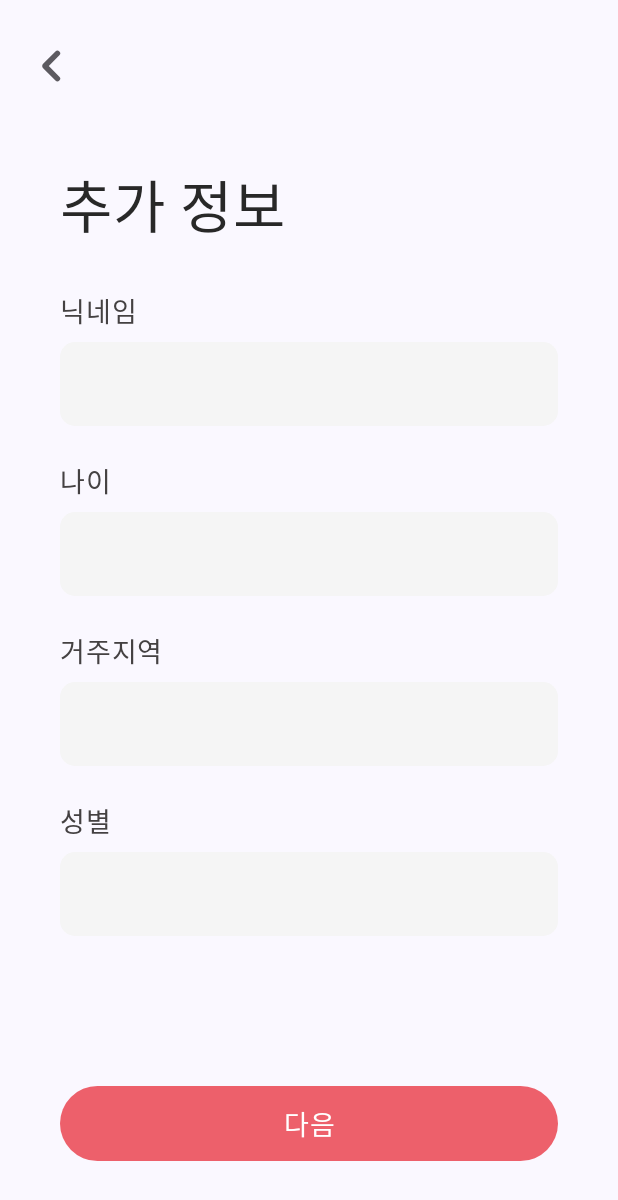
After one commit to DDangDin/Babble, an Android app built with Jetpack Compose: the composable FirstRegisterScreen shown on its own in the app's theme, on a phone screen of 412 x 824 dp. The commit adds this screen. Shown: the top 1200 px of the screen. Run offline under Robolectric (Android 15) with nearby library versions, the phone set to English and light mode, and no system bars; our stand-ins replace Dagger/Hilt's generated code, Firebase (no records; nobody signed in at launch, a user with empty details on screens opened directly); Roboto replaces fonts that are not available here.

Commit message:
1. 로그인 로직 완료 (수정 필요) 2. 회원가입 및 로그인 데이터 하는 중
<Todo>
1. OnBoardScreen 에서 email 값의 유무에 따라 뷰 이동은
완료 했으니 email 값을 서버로 보내고 user 데이터 받아 와서
HomeScreen 으로 보내기 & 이동

```diff
--- a/app/build.gradle
+++ b/app/build.gradle
@@ -70,6 +70,9 @@ dependencies {
     implementation 'androidx.compose.ui:ui-graphics'
     implementation 'androidx.compose.ui:ui-tooling-preview'
     implementation 'androidx.compose.material3:material3'
+    implementation 'androidx.compose.material:material:1.4.2'
+    implementation 'androidx.appcompat:appcompat:1.4.1'
+    implementation 'com.google.android.material:material:1.5.0'
     testImplementation 'junit:junit:4.13.2'
     androidTestImplementation 'androidx.test.ext:junit:1.1.5'
     androidTestImplementation 'androidx.test.espresso:espresso-core:3.5.1'
--- a/app/src/main/java/com/myschoolproject/babble/data/source/remote/BabbleApi.kt
+++ b/app/src/main/java/com/myschoolproject/babble/data/source/remote/BabbleApi.kt
@@ -1,5 +1,6 @@
 package com.myschoolproject.babble.data.source.remote
 
+import com.myschoolproject.babble.data.source.remote.request.RegisterRequest
 import com.myschoolproject.babble.data.source.remote.response.dto.CheckAccount
 import com.myschoolproject.babble.data.source.remote.response.dto.TestResponse
 import com.myschoolproject.babble.data.source.remote.response.dto.user.User
@@ -23,4 +24,9 @@ interface BabbleApi {
     fun loginWithEmail(
         @Path("email") email: String
     ): Call<User>
+
+    @POST("api/auth/register")
+    fun register(
+        @Body registerRequest: RegisterRequest
+    ): Call<User>
 }
--- /dev/null
+++ b/app/src/main/java/com/myschoolproject/babble/data/source/remote/response/dto/RegisterErrorResponse.kt
@@ -0,0 +1,6 @@
+package com.myschoolproject.babble.data.source.remote.response.dto
+
+data class RegisterErrorResponse(
+    val key: String,
+    val error: String
+)
--- a/app/src/main/java/com/myschoolproject/babble/domain/repository/UserRepository.kt
+++ b/app/src/main/java/com/myschoolproject/babble/domain/repository/UserRepository.kt
@@ -1,5 +1,6 @@
 package com.myschoolproject.babble.domain.repository
 
+import com.myschoolproject.babble.data.source.remote.request.RegisterRequest
 import com.myschoolproject.babble.data.source.remote.response.dto.CheckAccount
 import com.myschoolproject.babble.data.source.remote.response.dto.user.User
 import com.myschoolproject.babble.utils.Resource
@@ -10,4 +11,6 @@ interface UserRepository {
     suspend fun checkAccount(email: String): Flow<Resource<CheckAccount>>
 
     suspend fun loginWithEmail(email: String): Flow<Resource<User>>
+
+    suspend fun register(registerRequest: RegisterRequest): Flow<Resource<User>>
 }
--- a/app/src/main/java/com/myschoolproject/babble/navigation/Routes.kt
+++ b/app/src/main/java/com/myschoolproject/babble/navigation/Routes.kt
@@ -5,4 +5,7 @@ object Routes {
     const val SPLASH_SCREEN = "splash_screen"
 
     const val ONBOARD_SCREEN = "onboard_screen"
+
+    const val FIRST_REGISTER_SCREEN = "first_register_screen"
+    const val SECOND_REGISTER_SCREEN = "second_register_screen"
 }
--- /dev/null
+++ b/app/src/main/java/com/myschoolproject/babble/presentation/state/UserState.kt
@@ -0,0 +1,9 @@
+package com.myschoolproject.babble.presentation.state
+
+import com.myschoolproject.babble.data.source.remote.response.dto.user.User
+
+data class UserState(
+    val userData: User? = null,
+    val loading: Boolean = false,
+    val error: String = ""
+)
--- /dev/null
+++ b/app/src/main/java/com/myschoolproject/babble/presentation/view/common/BottomBar.kt
@@ -0,0 +1,29 @@
+package com.myschoolproject.babble.presentation.view.common
+
+import androidx.compose.foundation.layout.fillMaxWidth
+import androidx.compose.foundation.layout.padding
+import androidx.compose.runtime.Composable
+import androidx.compose.ui.Modifier
+import androidx.compose.ui.tooling.preview.Preview
+import androidx.compose.ui.unit.dp
+import com.myschoolproject.babble.R
+
+@Composable
+fun BottomBar(
+    modifier: Modifier = Modifier,
+    onClick: () -> Unit
+) {
+    CustomButton(
+        modifier = modifier
+            .fillMaxWidth()
+            .padding(bottom = 50.dp),
+        text = R.string.btn_next_text,
+        onClick = onClick
+    )
+}
+
+@Preview(showBackground = true)
+@Composable
+fun BottomBarPreview() {
+    BottomBar() {}
+}
--- /dev/null
+++ b/app/src/main/java/com/myschoolproject/babble/presentation/view/common/CustomButton.kt
@@ -0,0 +1,61 @@
+package com.myschoolproject.babble.presentation.view.common
+
+import androidx.annotation.StringRes
+import androidx.compose.foundation.BorderStroke
+import androidx.compose.foundation.background
+import androidx.compose.foundation.border
+import androidx.compose.foundation.clickable
+import androidx.compose.foundation.layout.Box
+import androidx.compose.foundation.layout.fillMaxWidth
+import androidx.compose.foundation.layout.height
+import androidx.compose.foundation.shape.RoundedCornerShape
+import androidx.compose.material3.Text
+import androidx.compose.runtime.Composable
+import androidx.compose.ui.Alignment
+import androidx.compose.ui.Modifier
+import androidx.compose.ui.draw.clip
+import androidx.compose.ui.graphics.Color
+import androidx.compose.ui.res.stringResource
+import androidx.compose.ui.text.font.FontWeight
+import androidx.compose.ui.text.style.TextAlign
+import androidx.compose.ui.tooling.preview.Preview
+import androidx.compose.ui.unit.dp
+import androidx.compose.ui.unit.sp
+import com.myschoolproject.babble.R
+import com.myschoolproject.babble.ui.theme.MainColorMiddle
+import com.myschoolproject.babble.ui.theme.PretendardFont
+
+@Composable
+fun CustomButton(
+    modifier: Modifier = Modifier,
+    @StringRes text: Int,
+    onClick: () -> Unit
+) {
+    Box(
+        modifier = modifier
+            .fillMaxWidth()
+            .clip(RoundedCornerShape(50.dp))
+            .height(50.dp)
+            .background(MainColorMiddle)
+            .clickable { onClick() }
+    ) {
+        Text(
+            modifier = Modifier.align(Alignment.Center),
+            text = stringResource(id = text).uppercase(),
+            fontFamily = PretendardFont,
+            fontWeight = FontWeight.Bold,
+            fontSize = 18.sp,
+            textAlign = TextAlign.Center,
+            color = Color.White
+        )
+    }
+}
+
+@Preview
+@Composable
+fun CustomButtonPreview() {
+    CustomButton(
+        text = R.string.btn_next_text,
+        onClick = {}
+    )
+}
--- /dev/null
+++ b/app/src/main/java/com/myschoolproject/babble/presentation/view/common/CustomTextField.kt
@@ -0,0 +1,91 @@
+package com.myschoolproject.babble.presentation.view.common
+
+import androidx.annotation.StringRes
+import androidx.compose.foundation.border
+import androidx.compose.foundation.layout.Arrangement
+import androidx.compose.foundation.layout.Column
+import androidx.compose.foundation.layout.fillMaxWidth
+import androidx.compose.foundation.shape.RoundedCornerShape
+import androidx.compose.foundation.text.KeyboardOptions
+import androidx.compose.material.OutlinedTextField
+import androidx.compose.material.TextFieldDefaults
+import androidx.compose.material3.Text
+import androidx.compose.runtime.Composable
+import androidx.compose.ui.Alignment
+import androidx.compose.ui.Modifier
+import androidx.compose.ui.draw.clip
+import androidx.compose.ui.graphics.Color
+import androidx.compose.ui.res.stringResource
+import androidx.compose.ui.text.font.FontWeight
+import androidx.compose.ui.text.input.KeyboardType
+import androidx.compose.ui.text.style.TextAlign
+import androidx.compose.ui.tooling.preview.Preview
+import androidx.compose.ui.unit.dp
+import androidx.compose.ui.unit.sp
+import com.myschoolproject.babble.R
+import com.myschoolproject.babble.ui.theme.PretendardFont
+import com.myschoolproject.babble.ui.theme.TextFieldBackground
+import com.myschoolproject.babble.ui.theme.TextHint
+import com.myschoolproject.babble.ui.theme.TextRegular
+
+@Composable
+fun CustomTextField(
+    modifier: Modifier = Modifier,
+    @StringRes dataName: Int,
+    dataValue: String,
+    onTextChanged: (String) -> Unit,
+    keyboardType: KeyboardType,
+    isEmptyValue: Boolean
+) {
+
+    Column(
+        modifier = modifier.fillMaxWidth(),
+        verticalArrangement = Arrangement.spacedBy(7.dp),
+        horizontalAlignment = Alignment.CenterHorizontally
+    ) {
+        Text(
+            text = stringResource(id = dataName),
+            modifier = Modifier.fillMaxWidth(),
+            textAlign = TextAlign.Left,
+            fontFamily = PretendardFont,
+            fontWeight = FontWeight.Normal,
+            fontSize = 18.sp,
+            color = TextRegular,
+        )
+        OutlinedTextField(
+            modifier = Modifier
+                .fillMaxWidth()
+                .clip(RoundedCornerShape(10.dp))
+                .border(
+                    1.dp,
+                    if (isEmptyValue) Color.Red else Color.Transparent,
+                    RoundedCornerShape(10.dp)
+                ),
+            value = dataValue,
+            onValueChange = { onTextChanged(it) },
+            colors = TextFieldDefaults.textFieldColors(
+                backgroundColor = TextFieldBackground,
+                focusedIndicatorColor = Color.Transparent,
+                unfocusedIndicatorColor = Color.Transparent,
+                cursorColor = Color.Black,
+                textColor = TextHint
+            ),
+            singleLine = true,
+            keyboardOptions = KeyboardOptions(keyboardType = keyboardType),
+
+        )
+    }
+}
+
+@Preview
+@Composable
+fun CustomTextFieldPreview() {
+    CustomTextField(
+        dataName = R.string.register_1_subTitle_1,
+        dataValue = "홍길동",
+        onTextChanged = {},
+        keyboardType = KeyboardType.Text,
+        isEmptyValue = false
+    )
+
+}
--- /dev/null
+++ b/app/src/main/java/com/myschoolproject/babble/presentation/view/common/TopBar.kt
@@ -0,0 +1,39 @@
+package com.myschoolproject.babble.presentation.view.common
+
+import androidx.compose.foundation.layout.Row
+import androidx.compose.foundation.layout.fillMaxWidth
+import androidx.compose.foundation.layout.height
+import androidx.compose.foundation.layout.padding
+import androidx.compose.foundation.layout.width
+import androidx.compose.material.IconButton
+import androidx.compose.material3.Icon
+import androidx.compose.runtime.Composable
+import androidx.compose.ui.Modifier
+import androidx.compose.ui.graphics.vector.ImageVector
+import androidx.compose.ui.res.vectorResource
+import androidx.compose.ui.unit.dp
+import com.myschoolproject.babble.R
+import com.myschoolproject.babble.ui.theme.IconBackColor
+
+@Composable
+fun TopBar(
+    modifier: Modifier = Modifier,
+    onBackStack: () -> Unit
+) {
+    Row(modifier = modifier.fillMaxWidth()) {
+        IconButton(
+            modifier = Modifier
+                .padding(vertical = 20.dp),
+            onClick = onBackStack
+        ) {
+            Icon(
+                modifier = Modifier
+                    .width(13.dp)
+                    .height(21.dp),
+                imageVector = ImageVector.vectorResource(id = R.drawable.ic_back),
+                contentDescription = "back",
+                tint = IconBackColor
+            )
+        }
+    }
+}
--- /dev/null
+++ b/app/src/main/java/com/myschoolproject/babble/presentation/view/login/FirstRegisterScreen.kt
@@ -0,0 +1,215 @@
+package com.myschoolproject.babble.presentation.view.login
+
+import androidx.compose.foundation.layout.Arrangement
+import androidx.compose.foundation.layout.Box
+import androidx.compose.foundation.layout.Column
+import androidx.compose.foundation.layout.Row
+import androidx.compose.foundation.layout.fillMaxSize
+import androidx.compose.foundation.layout.fillMaxWidth
+import androidx.compose.foundation.layout.height
+import androidx.compose.foundation.layout.padding
+import androidx.compose.foundation.layout.width
+import androidx.compose.material.IconButton
+import androidx.compose.material3.CircularProgressIndicator
+import androidx.compose.material3.Icon
+import androidx.compose.material3.Text
+import androidx.compose.runtime.Composable
+import androidx.compose.runtime.LaunchedEffect
+import androidx.compose.runtime.getValue
+import androidx.compose.runtime.mutableStateOf
+import androidx.compose.runtime.remember
+import androidx.compose.runtime.setValue
+import androidx.compose.ui.Alignment
+import androidx.compose.ui.Modifier
+import androidx.compose.ui.graphics.vector.ImageVector
+import androidx.compose.ui.platform.LocalContext
+import androidx.compose.ui.res.stringResource
+import androidx.compose.ui.res.vectorResource
+import androidx.compose.ui.text.font.FontWeight
+import androidx.compose.ui.text.input.KeyboardType
+import androidx.compose.ui.tooling.preview.Preview
+import androidx.compose.ui.unit.dp
+import androidx.compose.ui.unit.sp
+import androidx.hilt.navigation.compose.hiltViewModel
+import com.myschoolproject.babble.R
+import com.myschoolproject.babble.presentation.view.common.BottomBar
+import com.myschoolproject.babble.presentation.view.common.CustomTextField
+import com.myschoolproject.babble.presentation.view.common.TopBar
+import com.myschoolproject.babble.presentation.viewmodel.LoginViewModel
+import com.myschoolproject.babble.ui.theme.IconBackColor
+import com.myschoolproject.babble.ui.theme.MainColorMiddle
+import com.myschoolproject.babble.ui.theme.PretendardFont
+import com.myschoolproject.babble.ui.theme.TextBig
+import com.myschoolproject.babble.utils.CustomSharedPreference
+
+@Composable
+fun FirstRegisterScreen(
+    modifier: Modifier = Modifier,
+    loginViewModel: LoginViewModel,
+    onNavigate: () -> Unit,
+    onBackStack: () -> Unit
+) {
+
+    val userState = loginViewModel.userState.value
+
+    val context = LocalContext.current
+
+    var isEmptyValue_1 by remember { mutableStateOf(false) }
+    var isEmptyValue_2 by remember { mutableStateOf(false) }
+    var isEmptyValue_3 by remember { mutableStateOf(false) }
+    var isEmptyValue_4 by remember { mutableStateOf(false) }
+
+    var errorControl by remember { mutableStateOf(false) }
+
+    LaunchedEffect(userState) {
+        // 사실은 에러났을 때 처리해줘야 함
+        if (!userState.loading && userState.userData != null) {
+            // 1. HomeActivity로 User 데이터 넘김
+            // 2. 아예 HomeActivity에서 서버에 호출한 뒤 데이터 불러옴
+            onNavigate()
+        } else if (userState.error.isNotEmpty()) {
+            errorControl = true
+        }
+
+    }
+
+
+    Box(modifier.fillMaxSize()) {
+        if (errorControl) {
+            Text(
+                modifier = Modifier.align(Alignment.Center),
+                text = "다시 시도",
+                fontFamily = PretendardFont,
+                fontWeight = FontWeight.SemiBold,
+                fontSize = 30.sp,
+                color = MainColorMiddle
+            )
+        } else {
+            Column(
+                modifier = Modifier.align(Alignment.TopCenter),
+                horizontalAlignment = Alignment.CenterHorizontally,
+                verticalArrangement = Arrangement.Center,
+            ) {
+                TopBar(
+                    Modifier.padding(start = 10.dp),
+                    onBackStack = onBackStack
+                )
+                Text(
+                    modifier = Modifier
+                        .fillMaxWidth()
+                        .padding(start = 40.dp, top = 20.dp),
+                    text = stringResource(id = R.string.register_1_title),
+                    fontFamily = PretendardFont,
+                    fontWeight = FontWeight.SemiBold,
+                    fontSize = 38.sp,
+                    color = TextBig
+                )
+                Column(
+                    modifier = Modifier.padding(top = 30.dp, bottom = 5.dp),
+                    horizontalAlignment = Alignment.CenterHorizontally,
+                    verticalArrangement = Arrangement.spacedBy(23.dp, alignment = Alignment.CenterVertically)
+                ) {
+                    CustomTextField(
+                        modifier = Modifier.padding(horizontal = 40.dp),
+                        dataName = R.string.register_1_subTitle_1,
+                        dataValue = loginViewModel.nickname.value,
+                        onTextChanged = loginViewModel::nicknameChanged,
+                        keyboardType = KeyboardType.Text,
+                        isEmptyValue = isEmptyValue_1
+                    )
+                    CustomTextField(
+                        modifier = Modifier.padding(horizontal = 40.dp),
+                        dataName = R.string.register_1_subTitle_2,
+                        dataValue = loginViewModel.age.value,
+                        onTextChanged = loginViewModel::ageChanged,
+                        keyboardType = KeyboardType.Number,
+                        isEmptyValue = isEmptyValue_2
+                    )
+                    CustomTextField(
+                        modifier = Modifier.padding(horizontal = 40.dp),
+                        dataName = R.string.register_1_subTitle_3,
+                        dataValue = loginViewModel.city.value,
+                        onTextChanged = loginViewModel::cityChanged,
+                        keyboardType = KeyboardType.Text,
+                        isEmptyValue = isEmptyValue_3
+                    )
+                    CustomTextField(
+                        modifier = Modifier.padding(horizontal = 40.dp),
+                        dataName = R.string.register_1_subTitle_4,
+                        dataValue = loginViewModel.gender.value,
+                        onTextChanged = loginViewModel::genderChanged,
+                        keyboardType = KeyboardType.Text,
+                        isEmptyValue = isEmptyValue_4
+                    )
+                }
+
+            }
+            if (userState.loading) {
+                CircularProgressIndicator(
+                    modifier = Modifier
+                        .align(Alignment.BottomCenter)
+                        .padding(bottom = 50.dp),
+                    strokeWidth = 3.dp,
+                    color = MainColorMiddle
+                )
+            } else {
+                BottomBar(
+                    modifier = Modifier
+                        .fillMaxWidth()
+                        .padding(horizontal = 40.dp)
+                        .align(Alignment.BottomCenter),
+                    onClick = {
+                        isEmptyValue_1 = loginViewModel.nickname.value.isEmpty()
+                        isEmptyValue_2 = loginViewModel.age.value.isEmpty()
+                        isEmptyValue_3 = loginViewModel.city.value.isEmpty()
+                        isEmptyValue_4 = loginViewModel.gender.value.isEmpty()
+
+                        if (
+                            loginViewModel.nickname.value.isNotEmpty() &&
+                            loginViewModel.age.value.isNotEmpty() &&
+                            loginViewModel.city.value.isNotEmpty() &&
+                            loginViewModel.gender.value.isNotEmpty()
+                        ) {
+                            CustomSharedPreference(context).setUserPrefs("email", loginViewModel.googleSignInState.value.result?.user?.email ?: "")
+                            loginViewModel.register()
+                        }
+                    }
+                )
+            }
+
+        }
+    }
+}
+
+
+
+@Preview(showBackground = true)
+@Composable
+fun FirstRegisterScreenPreview() {
+//    val loginViewModel: LoginViewModel = hiltViewModel()
+//    FirstRegisterScreen(
+//        loginViewModel = loginViewModel,
+//        onNavigate = {},
+//        onBackStack = {}
+//    )
+}
+
+@Preview(showBackground = true)
+@Composable
+fun TopBarPreview() {
+    TopBar() {
+
+    }
+}
+
+@Preview
+@Composable
+fun ErrorTextPreview() {
+    Text(
+        text = "다시 시도",
+        fontFamily = PretendardFont,
+        fontWeight = FontWeight.SemiBold,
+        fontSize = 30.sp,
+        color = MainColorMiddle
+    )
+}
--- a/app/src/main/java/com/myschoolproject/babble/presentation/viewmodel/LoginViewModel.kt
+++ b/app/src/main/java/com/myschoolproject/babble/presentation/viewmodel/LoginViewModel.kt
@@ -5,12 +5,15 @@ import androidx.compose.runtime.mutableStateOf
 import androidx.lifecycle.ViewModel
 import androidx.lifecycle.viewModelScope
 import com.google.firebase.auth.AuthCredential
+import com.myschoolproject.babble.data.source.remote.request.FriendReq
+import com.myschoolproject.babble.data.source.remote.request.RegisterRequest
 import com.myschoolproject.babble.domain.repository.AuthRepository
 import com.myschoolproject.babble.domain.repository.TestRepository
 import com.myschoolproject.babble.domain.repository.UserRepository
 import com.myschoolproject.babble.presentation.state.CheckAccountState
 import com.myschoolproject.babble.presentation.state.GoogleSignInState
 import com.myschoolproject.babble.presentation.state.TestState
+import com.myschoolproject.babble.presentation.state.UserState
 import com.myschoolproject.babble.utils.Resource
 import dagger.hilt.android.lifecycle.HiltViewModel
 import kotlinx.coroutines.flow.collect
@@ -24,7 +27,7 @@ class LoginViewModel @Inject constructor(
     private val testRepository: TestRepository,
     private val userRepository: UserRepository,
     private val authRepository: AuthRepository
-): ViewModel() {
+) : ViewModel() {
     private val TAG = "BabbleLog_LoginViewModel"
 
     private val _testState = mutableStateOf(TestState())
@@ -36,13 +39,24 @@ class LoginViewModel @Inject constructor(
     private val _googleSignInState = mutableStateOf(GoogleSignInState())
     val googleSignInState: State<GoogleSignInState> = _googleSignInState
 
-    init {
+    private val _userState = mutableStateOf(UserState())
+    val userState: State<UserState> = _userState
 
-    }
+    var nickname = mutableStateOf("")
+        private set
+    var age = mutableStateOf("")
+        private set
+    var city = mutableStateOf("")
+        private set
+    var gender = mutableStateOf("")
+        private set
+    var phoneNumber = mutableStateOf("")
+        private set
+
 
     fun googleSignIn(credential: AuthCredential) = viewModelScope.launch {
-        authRepository.googleSignIn(credential).onEach{ result ->
-            when(result) {
+        authRepository.googleSignIn(credential).onEach { result ->
+            when (result) {
                 is Resource.Success -> {
                     _googleSignInState.value = googleSignInState.value.copy(
                         result = result.data,
@@ -76,11 +90,13 @@ class LoginViewModel @Inject constructor(
                             loading = false
                         )
                     }
+
                     is Resource.Loading -> {
                         _checkAccountState.value = checkAccountState.value.copy(
                             loading = true
                         )
                     }
+
                     is Resource.Error -> {
                         _checkAccountState.value = checkAccountState.value.copy(
                             loading = false,
@@ -91,4 +107,65 @@ class LoginViewModel @Inject constructor(
             }.launchIn(viewModelScope)
         }
     }
+
+    fun register() {
+        val registerRequest = RegisterRequest(
+            age = age.value.toInt(),
+            email = googleSignInState.value.result?.user?.email ?: "test@test.com",
+            friends = emptyList(),
+            gender = gender.value,
+            nickname = nickname.value,
+            phoneNumber = phoneNumber.value.ifEmpty { "" },
+            thumbnail = googleSignInState.value.result?.user?.photoUrl.toString() ?: "",
+            username = googleSignInState.value.result?.user?.displayName ?: "",
+        )
+
+        viewModelScope.launch {
+            userRepository.register(registerRequest).onEach { result ->
+                when (result) {
+                    is Resource.Success -> {
+                        _userState.value = userState.value.copy(
+                            userData = result.data,
+                            loading = false
+                        )
+                    }
+
+                    is Resource.Loading -> {
+                        _userState.value = userState.value.copy(
+                            loading = true
+                        )
+                    }
+
+                    is Resource.Error -> {
+                        _userState.value = userState.value.copy(
+                            error = result.message ?: "Unexpected Error",
+                            loading = false
+                        )
+                    }
+                }
+            }.launchIn(viewModelScope)
+        }
+    }
+
+
+    // for Register InputData
+    fun genderChanged(value: String) {
+        gender.value = value
+    }
+
+    fun nicknameChanged(value: String) {
+        nickname.value = value
+    }
+
+    fun ageChanged(value: String) {
+        age.value = value
+    }
+
+    fun cityChanged(value: String) {
+        city.value = value
+    }
+
+    fun phoneNumberChanged(value: String) {
+        phoneNumber.value = value
+    }
 }
--- a/app/src/main/java/com/myschoolproject/babble/ui/theme/Color.kt
+++ b/app/src/main/java/com/myschoolproject/babble/ui/theme/Color.kt
@@ -19,3 +19,6 @@ val TextDefault = Color(0xFF2D2D2D)
 val TextBig = Color(0xFF282828)
 val TextRegular = Color(0xFF444142)
 val TextHint = Color(0xFF827B7D)
+
+val TextFieldBackground = Color(0xFFF5F5F5)
+val IconBackColor = Color(0xFF5C5A60)
--- a/app/src/main/res/values/strings.xml
+++ b/app/src/main/res/values/strings.xml
@@ -1,10 +1,19 @@
 <resources>
     <string name="app_name">Babble</string>
     <string name="title_activity_home">HomeActivity</string>
-
 
     <!-- LoginScreen -->
     <string name="google_login_button">SIGN IN WITH GOOGLE</string>
     <string name="login_trouble_text">Trouble Signing In?</string>
 
+    <!-- RegisterScreen_1 -->
+    <string name="register_1_title">추가 정보</string>
+    <string name="register_1_subTitle_1">닉네임</string>
+    <string name="register_1_subTitle_2">나이</string>
+    <string name="register_1_subTitle_3">거주지역</string>
+    <string name="register_1_subTitle_4">성별</string>
+
+    <!-- ButtonText -->
+    <string name="btn_next_text">다음</string>
+
 </resources>
```
Also changed, not shown: app/src/main/java/com/myschoolproject/babble/data/repository/UserRepositoryImpl.kt (+23 -0 lines), app/src/main/java/com/myschoolproject/babble/data/source/remote/request/FriendReq.kt (added, +8 -0 lines), app/src/main/java/com/myschoolproject/babble/data/source/remote/request/RegisterRequest.kt (added, +12 -0 lines), app/src/main/java/com/myschoolproject/babble/navigation/BabbleNavigationGraph.kt (+35 -2 lines), app/src/main/java/com/myschoolproject/babble/presentation/view/login/SecondRegisterScreen.kt (added, +9 -0 lines), app/src/main/java/com/myschoolproject/babble/presentation/view/onboard/OnBoardScreen.kt (+8 -4 lines).
